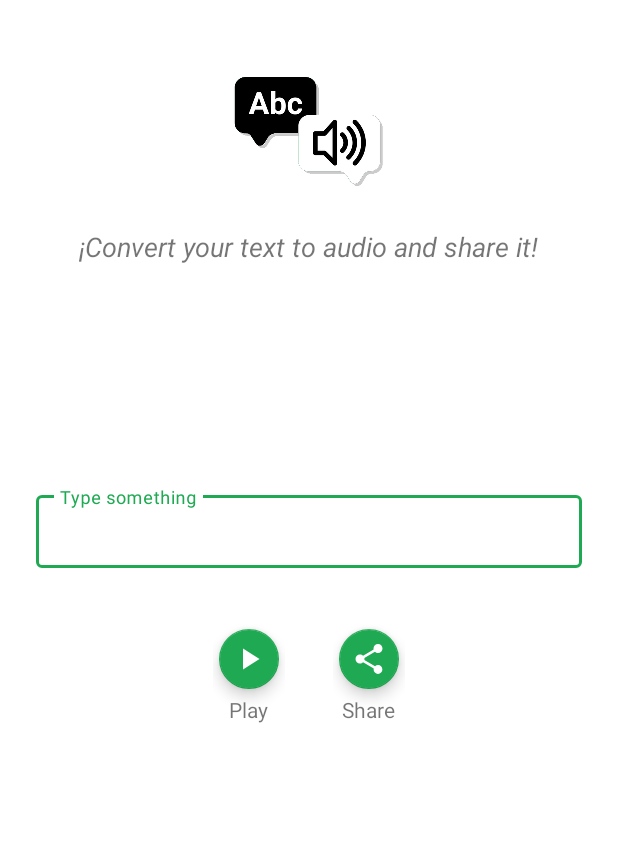
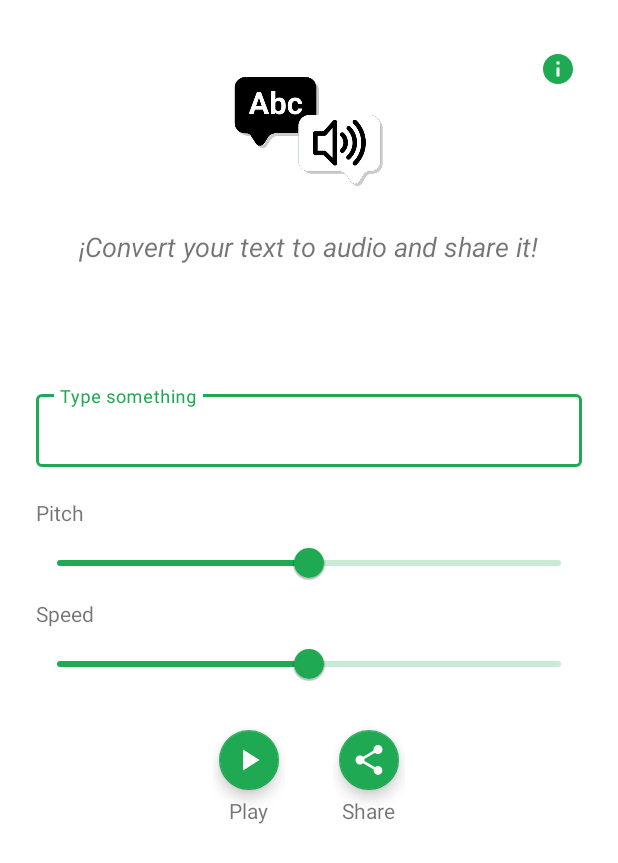
Before and after one commit to jimmyale3102/text_to_speech, an Android app: the screen it shows after launch (MainActivity), on a phone screen of 412 x 824 dp. Shown: the top 863 px of the screen. Run offline under Robolectric (Android 15) with nearby library versions, the light colour scheme and no system bars.

Commit message:
Add spitch and speed sliders

```diff
--- /dev/null
+++ b/app/src/main/res/drawable/ic_info.xml
@@ -0,0 +1,5 @@
+<vector android:height="24dp" android:tint="#000000"
+    android:viewportHeight="24" android:viewportWidth="24"
+    android:width="24dp" xmlns:android="http://schemas.android.com/apk/res/android">
+    <path android:fillColor="@android:color/white" android:pathData="M12,2C6.48,2 2,6.48 2,12s4.48,10 10,10 10,-4.48 10,-10S17.52,2 12,2zM13,17h-2v-6h2v6zM13,9h-2L11,7h2v2z"/>
+</vector>
--- a/app/src/main/res/layout/activity_main.xml
+++ b/app/src/main/res/layout/activity_main.xml
@@ -7,7 +7,22 @@
     android:layout_height="match_parent"
     tools:context=".ui.MainActivity">
 
+    <ImageButton
+        android:id="@+id/aboutButton"
+        android:layout_width="wrap_content"
+        android:layout_height="wrap_content"
+        android:layout_marginEnd="@dimen/small"
+        android:layout_alignParentEnd="true"
+        android:layout_alignTop="@id/logo_content"
+        android:contentDescription="@string/about"
+        android:src="@drawable/ic_info"
+        android:backgroundTint="@color/background"
+        app:tint="@color/green"
+        app:fabSize="mini"
+        tools:ignore="RelativeOverlap" />
+
     <LinearLayout
+        android:id="@+id/logo_content"
         android:layout_above="@id/center_content"
         android:layout_width="match_parent"
         android:layout_height="wrap_content"
@@ -56,6 +71,34 @@
                 tools:text="@string/app_name"/>
 
         </com.google.android.material.textfield.TextInputLayout>
+
+        <com.google.android.material.textview.MaterialTextView
+            android:layout_width="wrap_content"
+            android:layout_height="wrap_content"
+            android:layout_gravity="start"
+            android:text="@string/pitch"/>
+
+        <com.google.android.material.slider.Slider
+            android:id="@+id/pitchSlider"
+            android:layout_width="match_parent"
+            android:layout_height="wrap_content"
+            android:valueTo="100"
+            android:valueFrom="0"
+            android:value="50"/>
+
+        <com.google.android.material.textview.MaterialTextView
+            android:layout_width="wrap_content"
+            android:layout_height="wrap_content"
+            android:layout_gravity="start"
+            android:text="@string/speed"/>
+
+        <com.google.android.material.slider.Slider
+            android:id="@+id/speedSlider"
+            android:layout_width="match_parent"
+            android:layout_height="wrap_content"
+            android:valueTo="100"
+            android:valueFrom="0"
+            android:value="50"/>
 
         <LinearLayout
             android:layout_width="wrap_content"
--- a/app/src/main/res/values/strings.xml
+++ b/app/src/main/res/values/strings.xml
@@ -8,4 +8,7 @@
     <string name="deny">Deny</string>
     <string name="share_unavailable">Allow permissions to share it</string>
     <string name="slogan">¡Convert your text to audio and share it!</string>
+    <string name="about">About</string>
+    <string name="pitch">Pitch</string>
+    <string name="speed">Speed</string>
 </resources>
```
